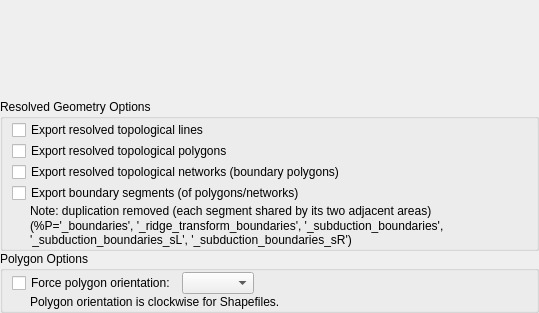
GPlates/GPlates, file src/qt-widgets/ExportResolvedTopologyOptionsWidgetUi.ui: the form before one commit.
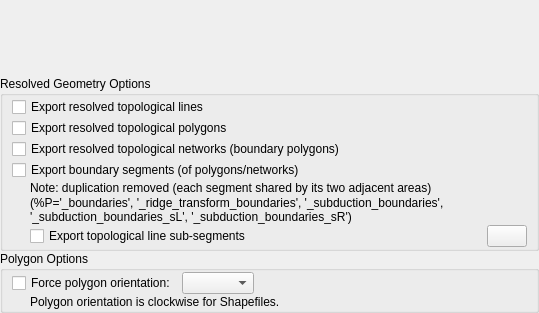
The form after the commit. Icons and pictures are not drawn.

What changed in the file:
```diff
--- a/src/qt-widgets/ExportResolvedTopologyOptionsWidgetUi.ui
+++ b/src/qt-widgets/ExportResolvedTopologyOptionsWidgetUi.ui
@@ -105,6 +105,41 @@
            </property>
           </widget>
          </item>
+         <item>
+          <layout class="QHBoxLayout" name="export_topological_line_sub_segments_layout">
+           <item>
+            <widget class="QCheckBox" name="export_topological_line_sub_segments_checkbox">
+             <property name="text">
+              <string>Export topological line sub-segments</string>
+             </property>
+            </widget>
+           </item>
+           <item>
+            <spacer name="horizontalSpacer_2">
+             <property name="orientation">
+              <enum>Qt::Horizontal</enum>
+             </property>
+             <property name="sizeHint" stdset="0">
+              <size>
+               <width>40</width>
+               <height>20</height>
+              </size>
+             </property>
+            </spacer>
+           </item>
+           <item>
+            <widget class="QPushButton" name="push_button_help_export_topological_line_sub_segments">
+             <property name="text">
+              <string/>
+             </property>
+             <property name="icon">
+              <iconset resource="../qt-resources/qt_widgets.qrc">
+               <normaloff>:/human_help_browser_16.png</normaloff>:/human_help_browser_16.png</iconset>
+             </property>
+            </widget>
+           </item>
+          </layout>
+         </item>
         </layout>
        </widget>
       </item>
```
Left out of the diff: 22 changed lines with no effect on the pictures.
